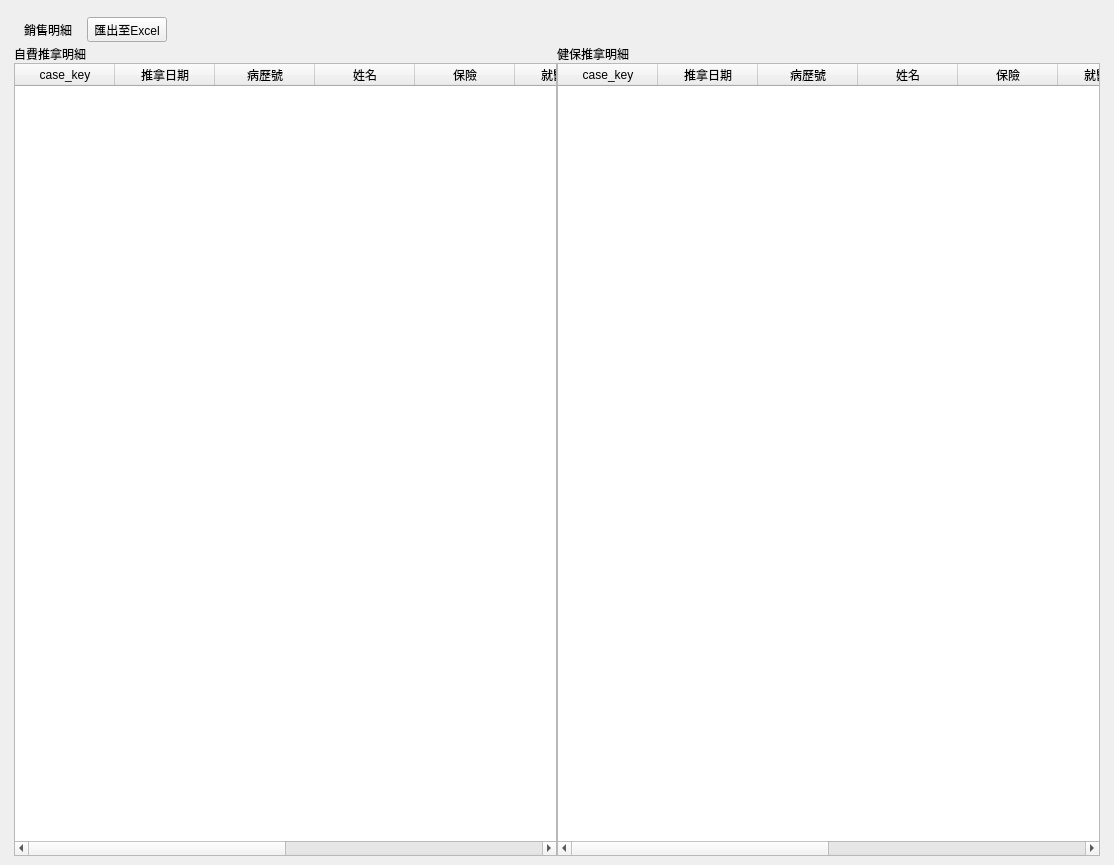
Before: the Qt Designer form ui/statistics_massager_list.ui in picacat/pymedical, drawn with Qt 5.
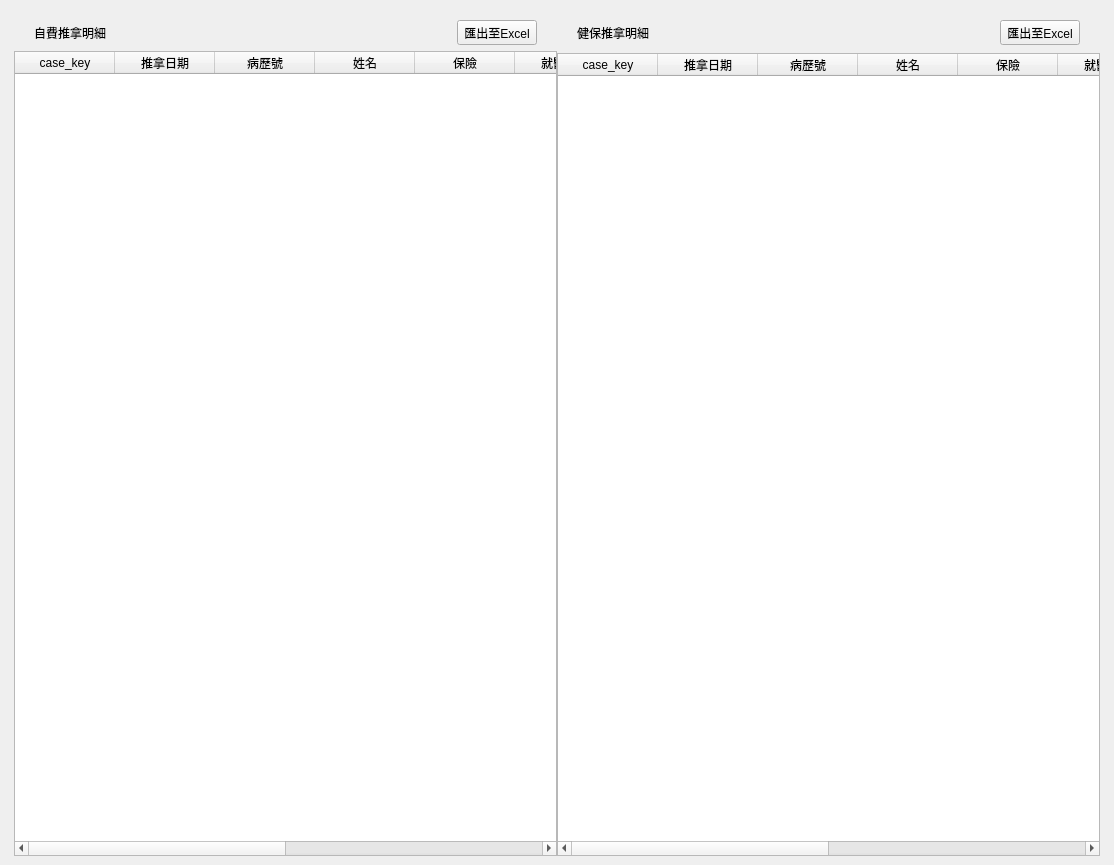
After: the same form once the commit is applied. Icons and pictures are not drawn.

What changed in the file:
```diff
--- a/ui/statistics_massager_list.ui
+++ b/ui/statistics_massager_list.ui
@@ -35,66 +35,46 @@
             <property name="spacing">
              <number>0</number>
             </property>
-            <item>
-             <layout class="QHBoxLayout" name="horizontalLayout_7">
-              <property name="spacing">
-               <number>15</number>
-              </property>
-              <property name="topMargin">
-               <number>3</number>
-              </property>
-              <property name="bottomMargin">
-               <number>3</number>
-              </property>
-              <item>
-               <widget class="QLabel" name="label_2">
-                <property name="text">
-                 <string>銷售明細</string>
-                </property>
-                <property name="indent">
-                 <number>10</number>
-                </property>
-               </widget>
-              </item>
-              <item>
-               <widget class="QToolButton" name="toolButton_export_to_excel">
-                <property name="text">
-                 <string>匯出至Excel</string>
-                </property>
-                <property name="icon">
-                 <iconset>
-                  <normaloff>../icons/document-export.svg</normaloff>../icons/document-export.svg</iconset>
-                </property>
-                <property name="toolButtonStyle">
-                 <enum>Qt::ToolButtonTextBesideIcon</enum>
-                </property>
-               </widget>
-              </item>
-              <item>
-               <spacer name="horizontalSpacer">
-                <property name="orientation">
-                 <enum>Qt::Horizontal</enum>
-                </property>
-                <property name="sizeHint" stdset="0">
-                 <size>
-                  <width>40</width>
-                  <height>20</height>
-                 </size>
-                </property>
-               </spacer>
-              </item>
-             </layout>
-            </item>
             <item>
              <layout class="QHBoxLayout" name="horizontalLayout_2">
               <item>
                <layout class="QVBoxLayout" name="verticalLayout_2">
                 <item>
-                 <widget class="QLabel" name="label">
-                  <property name="text">
-                   <string>自費推拿明細</string>
+                 <layout class="QHBoxLayout" name="horizontalLayout_3">
+                  <property name="leftMargin">
+                   <number>20</number>
                   </property>
-                 </widget>
+                  <property name="topMargin">
+                   <number>6</number>
+                  </property>
+                  <property name="rightMargin">
+                   <number>20</number>
+                  </property>
+                  <property name="bottomMargin">
+                   <number>6</number>
+                  </property>
+                  <item>
+                   <widget class="QLabel" name="label">
+                    <property name="text">
+                     <string>自費推拿明細</string>
+                    </property>
+                   </widget>
+                  </item>
+                  <item>
+                   <widget class="QToolButton" name="toolButton_export_to_excel">
+                    <property name="text">
+                     <string>匯出至Excel</string>
+                    </property>
+                    <property name="icon">
+                     <iconset>
+                      <normaloff>../icons/document-export.svg</normaloff>../icons/document-export.svg</iconset>
+                    </property>
+                    <property name="toolButtonStyle">
+                     <enum>Qt::ToolButtonTextBesideIcon</enum>
+                    </property>
+                   </widget>
+                  </item>
+                 </layout>
                 </item>
                 <item>
                  <widget class="QTableWidget" name="tableWidget_massager_list">
@@ -164,11 +144,41 @@
               <item>
                <layout class="QVBoxLayout" name="verticalLayout_4">
                 <item>
-                 <widget class="QLabel" name="label_3">
-                  <property name="text">
-                   <string>健保推拿明細</string>
+                 <layout class="QHBoxLayout" name="horizontalLayout_4">
+                  <property name="leftMargin">
+                   <number>20</number>
                   </property>
-                 </widget>
+                  <property name="topMargin">
+                   <number>6</number>
+                  </property>
+                  <property name="rightMargin">
+                   <number>20</number>
+                  </property>
+                  <property name="bottomMargin">
+                   <number>8</number>
+                  </property>
+                  <item>
+                   <widget class="QLabel" name="label_3">
+                    <property name="text">
+                     <string>健保推拿明細</string>
+                    </property>
+                   </widget>
+                  </item>
+                  <item>
+                   <widget class="QToolButton" name="toolButton_export_to_ins_excel">
+                    <property name="text">
+                     <string>匯出至Excel</string>
+                    </property>
+                    <property name="icon">
+                     <iconset>
+                      <normaloff>../icons/document-export.svg</normaloff>../icons/document-export.svg</iconset>
+                    </property>
+                    <property name="toolButtonStyle">
+                     <enum>Qt::ToolButtonTextBesideIcon</enum>
+                    </property>
+                   </widget>
+                  </item>
+                 </layout>
                 </item>
                 <item>
                  <widget class="QTableWidget" name="tableWidget_massager_ins_list">
```
